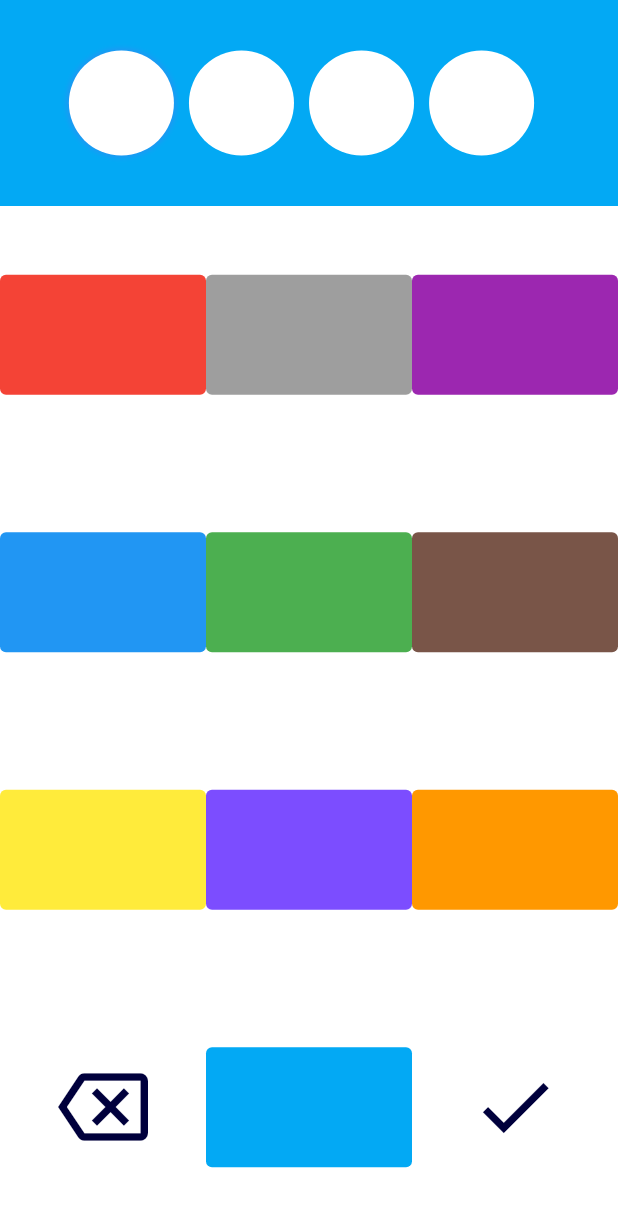
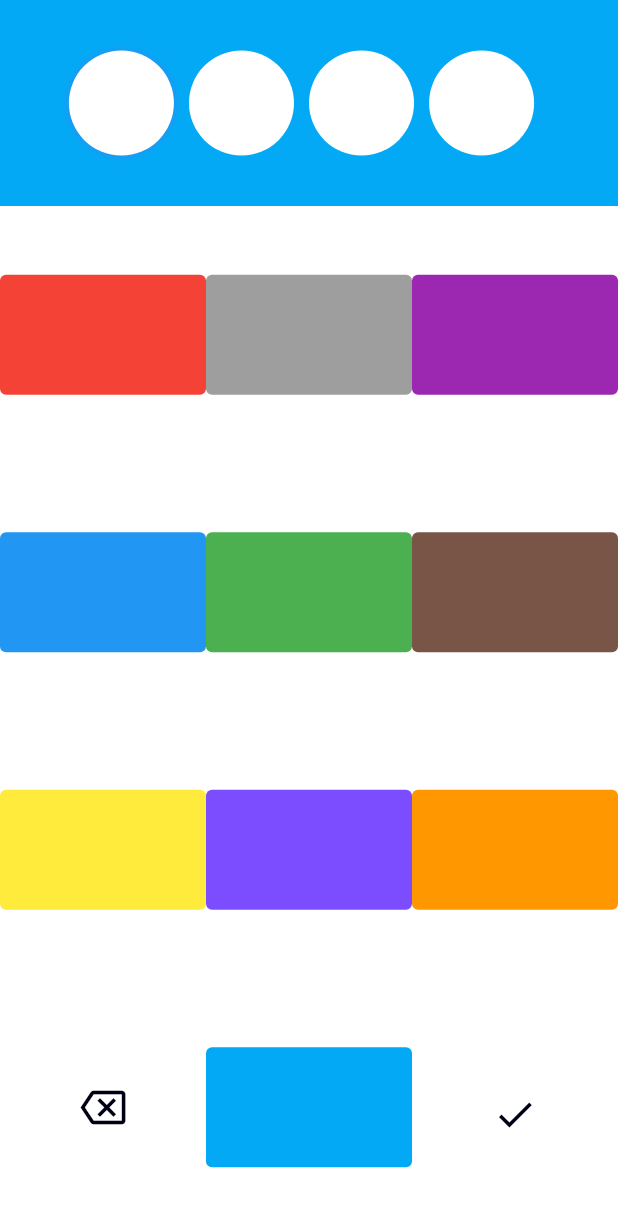
Before and after one commit to Josdy/FragmentedTeam, a Flutter app: the PasswordView screen opened directly, on a phone screen of 412 x 824 dp. Shown: the top 1207 px of the screen. Run offline on Flutter 3.47's test engine with Material 2 defaults, Android fonts, the phone set to English and light mode, and no system bars; our stand-ins replace flutter_svg.

Commit message:
Cambio botones inferiores

```diff
--- a/all_inclusive/lib/PasswordScreenInFlutter.dart
+++ b/all_inclusive/lib/PasswordScreenInFlutter.dart
@@ -357,9 +357,9 @@ class _PasswordViewState extends State<PasswordView> {
                                           backspace();
                                         },
                                         child: Icon(Icons.backspace_outlined,
-                                            color: Colors.black.withBlue(60),
+                                            color: Colors.black.withBlue(20),
                                             semanticLabel: "Borrar",
-                                            size: 60),
+                                            size: 30),
                                       ),
                                     ),
                                     Expanded(
@@ -390,14 +390,14 @@ class _PasswordViewState extends State<PasswordView> {
                                                   .all<Size>(
                                             // width : double.maxFinite
                                             // height: 56.0
-                                            const Size(double.maxFinite, 80.0),
+                                            const Size(double.maxFinite, 20.0),
                                           )),
                                           onPressed: () {
                                             open_loading();
                                           },
                                           child: Icon(Icons.check,
-                                              color: Colors.black.withBlue(60),
-                                              size: 60,
+                                              color: Colors.black.withBlue(20),
+                                              size: 30,
                                               semanticLabel: "Confirmar")),
                                     ),
                                   ],
```
